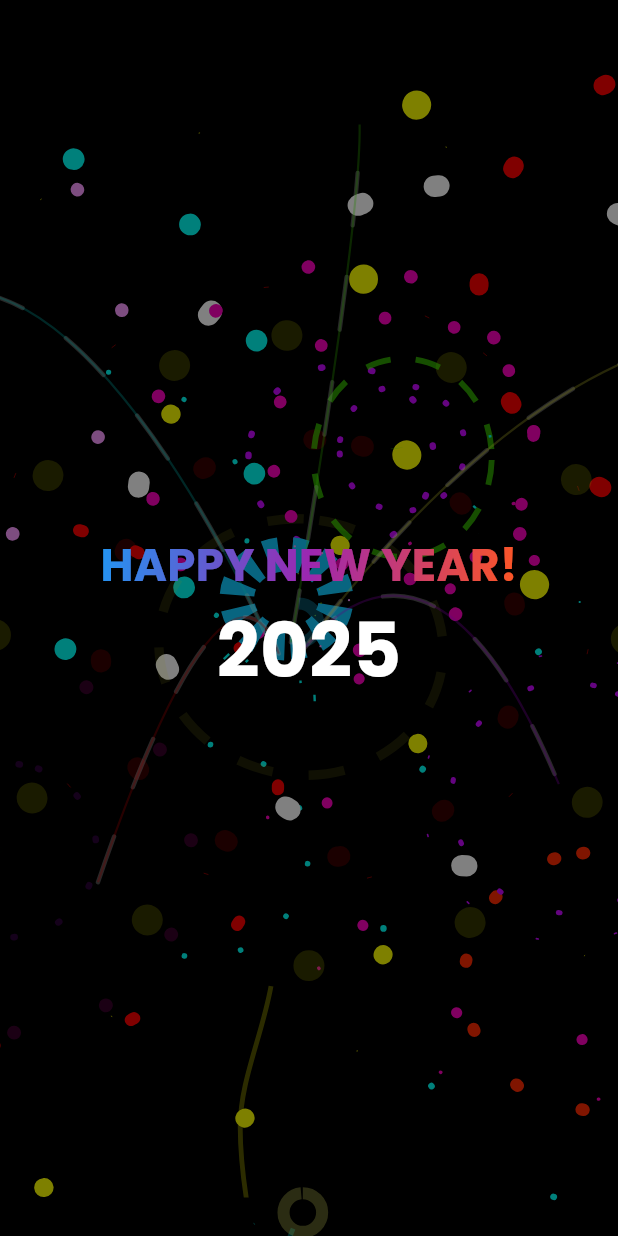
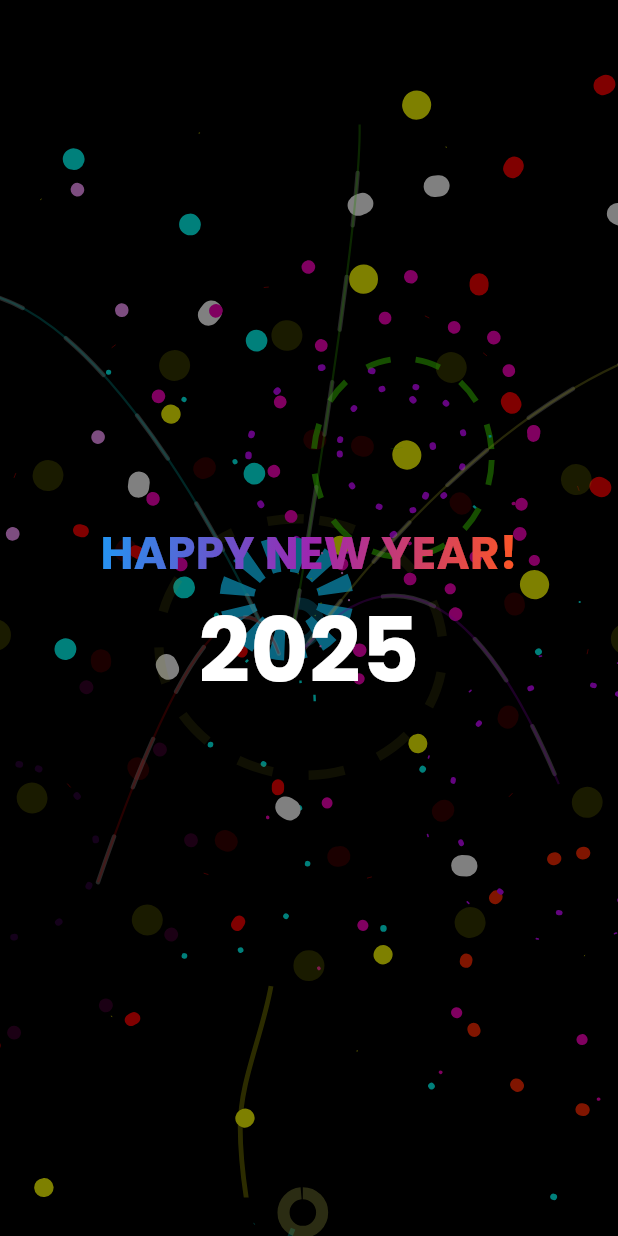
Before and after one commit to Durgajayasai1/Animations, a Flutter app: the screen it shows after launch, on a phone screen of 412 x 824 dp. Run offline on Flutter 3.47's test engine with Material 3 defaults, Android fonts, the phone set to English and light mode, and no system bars; our stand-ins replace google_fonts, iconsax, lottie.

Commit message:
Changes in New Year animation

```diff
--- a/lib/posts/new_year.dart
+++ b/lib/posts/new_year.dart
@@ -113,7 +113,7 @@ class NewYearState extends State<NewYear> with TickerProviderStateMixin {
                     Text(
                       "202",
                       style: GoogleFonts.poppins(
-                        fontSize: 50,
+                        fontSize: 60,
                         color: Colors.white,
                         fontWeight: FontWeight.bold,
                       ),
@@ -126,7 +126,7 @@ class NewYearState extends State<NewYear> with TickerProviderStateMixin {
                             child: Text(
                               "4",
                               style: GoogleFonts.poppins(
-                                fontSize: 50,
+                                fontSize: 60,
                                 color: Colors.red,
                                 fontWeight: FontWeight.bold,
                               ),
@@ -137,7 +137,7 @@ class NewYearState extends State<NewYear> with TickerProviderStateMixin {
                           child: Text(
                             "5",
                             style: GoogleFonts.poppins(
-                              fontSize: 50,
+                              fontSize: 60,
                               color: Colors.white,
                               fontWeight: FontWeight.bold,
                             ),
```
